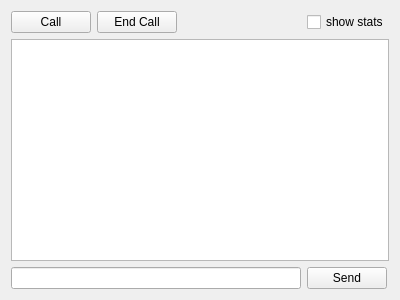
Before: the Qt Designer form ui/chattab.ui in tobiasschulz/call-qt, drawn with Qt 5.
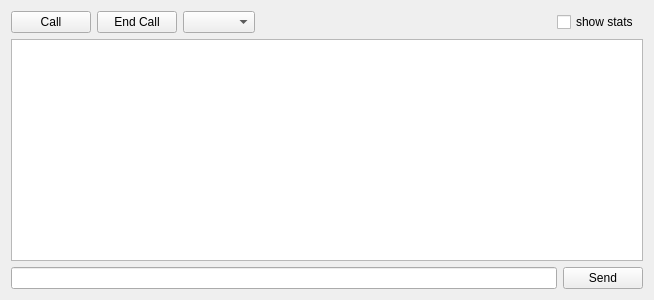
After: the same form once the commit is applied.

Commit message: cleaner contact cobobox, many bugfixes

What changed in the file:
```diff
--- a/ui/chattab.ui
+++ b/ui/chattab.ui
@@ -6,7 +6,7 @@
    <rect>
     <x>0</x>
     <y>0</y>
-    <width>400</width>
+    <width>654</width>
     <height>300</height>
    </rect>
   </property>
@@ -41,6 +41,13 @@
     </widget>
    </item>
    <item row="0" column="2">
+    <widget class="QComboBox" name="contacts">
+     <property name="maxVisibleItems">
+      <number>20</number>
+     </property>
+    </widget>
+   </item>
+   <item row="0" column="3">
     <spacer name="horizontalSpacer">
      <property name="orientation">
       <enum>Qt::Horizontal</enum>
@@ -53,14 +60,14 @@
      </property>
     </spacer>
    </item>
-   <item row="0" column="3">
+   <item row="0" column="4" colspan="2">
     <widget class="QCheckBox" name="actionShowStats">
      <property name="text">
       <string>show stats</string>
      </property>
     </widget>
    </item>
-   <item row="1" column="0" colspan="4">
+   <item row="1" column="0" colspan="6">
     <widget class="QScrollArea" name="scrollArea">
      <property name="frameShape">
       <enum>QFrame::NoFrame</enum>
@@ -76,7 +83,7 @@
        <rect>
         <x>0</x>
         <y>0</y>
-        <width>382</width>
+        <width>636</width>
         <height>212</height>
        </rect>
       </property>
@@ -107,10 +114,10 @@
      </widget>
     </widget>
    </item>
-   <item row="2" column="0" colspan="3">
+   <item row="2" column="0" colspan="5">
     <widget class="QLineEdit" name="chatinput"/>
    </item>
-   <item row="2" column="3">
+   <item row="2" column="5">
     <widget class="QPushButton" name="chatbutton">
      <property name="sizePolicy">
       <sizepolicy hsizetype="Fixed" vsizetype="Fixed">
```
Left out of the diff: 1 changed line with no effect on the pictures. The commit also changes 9 other files.
